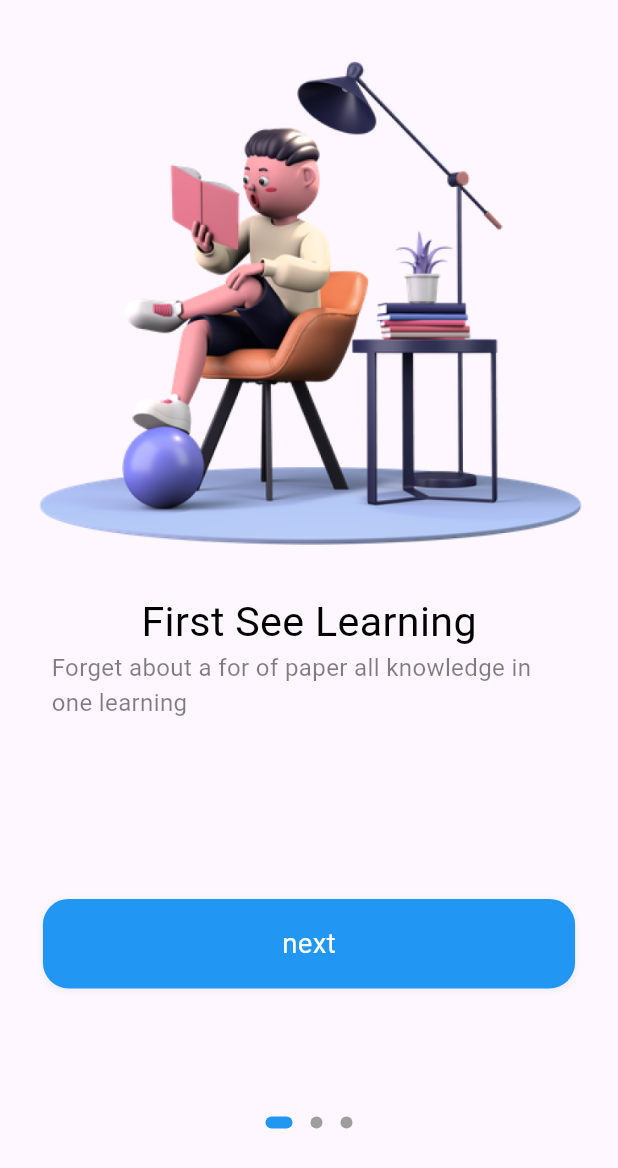
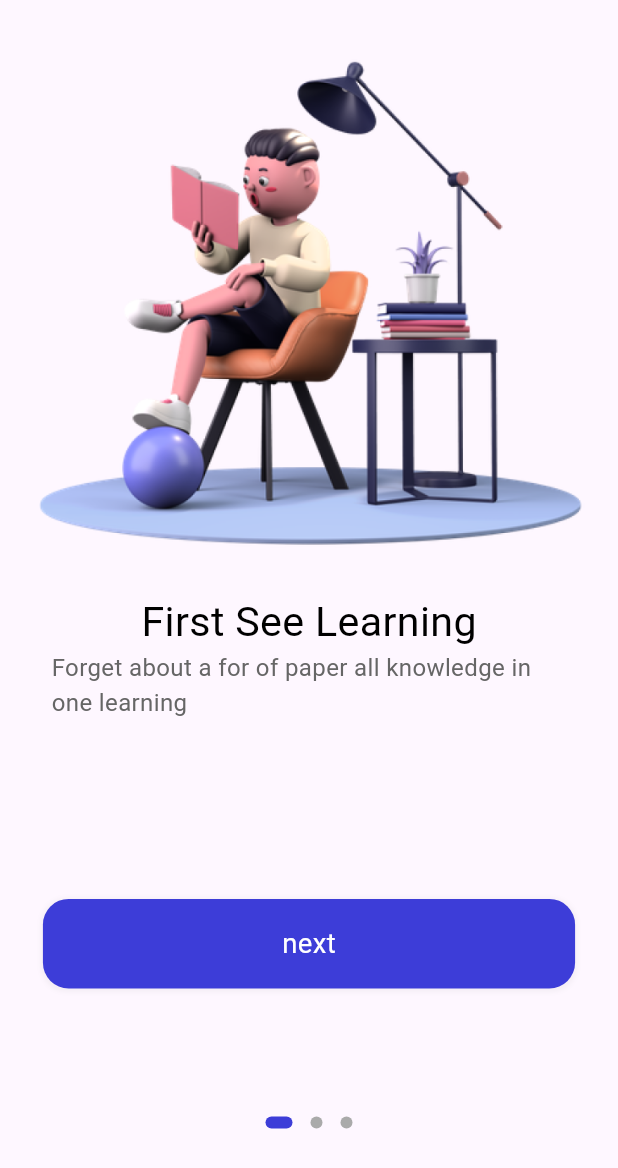
Before and after one commit to francisjain/flutter-ulearn, a Flutter app: the screen it shows after launch, on a phone screen of 412 x 824 dp. Shown: the top 1168 px of the screen. Run offline on Flutter 3.47's test engine with Material 3 defaults, Android fonts, the light colour scheme and no system bars; drawn by our look-alikes of dots_indicator; our stand-ins replace cloud_firestore, flutter_bloc, flutter_screenutil; accounts and stored records are empty.

Commit message:
second commit

```diff
--- /dev/null
+++ b/lib/common/values/colors.dart
@@ -0,0 +1,29 @@
+import 'dart:ui';
+
+class AppColors {
+
+  /// white background
+  static const Color primaryBackground = Color.fromARGB(255, 255, 255, 255);
+  /// grey background
+  static const Color primarySecondaryBackground = Color.fromARGB(255, 247, 247, 249);
+  /// main widget color blue
+  static const Color primaryElement = Color.fromARGB(255, 61, 61, 216);
+  /// main text color black
+  static const Color primaryText = Color.fromARGB(255, 0, 0, 0);
+  // video background color
+  static const Color primary_bg = Color.fromARGB(210, 32, 47, 62);
+  /// main widget text color white
+  static const Color primaryElementText = Color.fromARGB(255, 255, 255, 255);
+  // main widget text color grey
+  static const Color primarySecondaryElementText = Color.fromARGB(255, 102, 102, 102);
+  // main widget third color grey
+  static const Color primaryThirdElementText = Color.fromARGB(255, 170, 170, 170);
+
+  static const Color primaryFourthElementText = Color.fromARGB(255, 204, 204, 204);
+  //state color
+  static const Color primaryElementStatus = Color.fromARGB(255, 88, 174, 127);
+
+  static const Color primaryElementBg = Color.fromARGB(255, 238, 121, 99);
+
+
+}
--- a/lib/main.dart
+++ b/lib/main.dart
@@ -4,8 +4,9 @@
 import 'package:ulearn/app_blocs.dart';
 import 'package:ulearn/app_events.dart';
 import 'package:ulearn/app_states.dart';
-import 'package:ulearn/welcome/bloc/welcome_blocs.dart';
-import 'package:ulearn/welcome/welcome.dart';
+import 'package:ulearn/pages/sign_in/sign_in.dart';
+import 'package:ulearn/pages/welcome/bloc/welcome_blocs.dart';
+import 'package:ulearn/pages/welcome/welcome.dart';
 
 void main() {
   runApp(const MyApp());
@@ -27,9 +28,16 @@
         ),
       ],
       child: ScreenUtilInit(builder: (context, child) {
-        return const MaterialApp(
+        return MaterialApp(
           debugShowCheckedModeBanner: false,
-          home: Welcome(),
+          theme: ThemeData(
+              appBarTheme: const AppBarTheme(
+                  elevation: 0, backgroundColor: Colors.white)),
+          home: const Welcome(),
+          routes: {
+            "myHomePage": (context) => const MyHomePage(),
+            "signIn": (context) => const SignIn(),
+          },
         );
       }),
     );
@@ -75,7 +83,7 @@
             child: const Icon(Icons.add),
           ),
           FloatingActionButton(
-            heroTag: "decrement",
+            heroTag: "decrement  ",
             onPressed: () =>
                 BlocProvider.of<AppBlocs>(context).add(Decrement()),
             tooltip: 'Decrement',
--- a/lib/welcome/bloc/welcome_blocs.dart
+++ b/lib/pages/welcome/bloc/welcome_blocs.dart
@@ -1,6 +1,6 @@
 import 'package:flutter_bloc/flutter_bloc.dart';
-import 'package:ulearn/welcome/bloc/welcome_events.dart';
-import 'package:ulearn/welcome/bloc/welcome_states.dart';
+import 'package:ulearn/pages/welcome/bloc/welcome_events.dart';
+import 'package:ulearn/pages/welcome/bloc/welcome_states.dart';
 
 class WelcomeBloc extends Bloc<WelcomeEvent, WelcomeState> {
   WelcomeBloc() : super(WelcomeState()) {
--- a/lib/welcome/welcome.dart
+++ b/lib/pages/welcome/welcome.dart
@@ -2,10 +2,11 @@
 import 'package:flutter/material.dart';
 import 'package:flutter_bloc/flutter_bloc.dart';
 import 'package:flutter_screenutil/flutter_screenutil.dart';
+import 'package:ulearn/common/values/colors.dart';
 import 'package:ulearn/main.dart';
-import 'package:ulearn/welcome/bloc/welcome_blocs.dart';
-import 'package:ulearn/welcome/bloc/welcome_events.dart';
-import 'package:ulearn/welcome/bloc/welcome_states.dart';
+import 'package:ulearn/pages/welcome/bloc/welcome_blocs.dart';
+import 'package:ulearn/pages/welcome/bloc/welcome_events.dart';
+import 'package:ulearn/pages/welcome/bloc/welcome_states.dart';
 
 class Welcome extends StatefulWidget {
   const Welcome({super.key});
@@ -80,8 +81,8 @@
                         dotsCount: 3,
                         mainAxisAlignment: MainAxisAlignment.center,
                         decorator: DotsDecorator(
-                            color: Colors.grey,
-                            activeColor: Colors.blue,
+                            color: AppColors.primaryThirdElementText,
+                            activeColor: AppColors.primaryElement,
                             size: Size.square(8.0),
                             activeSize: Size(18.0, 8.0),
                             activeShape: RoundedRectangleBorder(
@@ -112,7 +113,7 @@
           child: Text(
             title,
             style: TextStyle(
-                color: Colors.black,
+                color: AppColors.primaryText,
                 fontSize: 24.sp,
                 fontWeight: FontWeight.normal),
           ),
@@ -123,7 +124,7 @@
           child: Text(
             subTitle,
             style: TextStyle(
-                color: Colors.black.withOpacity(0.5),
+                color: AppColors.primarySecondaryElementText,
                 fontSize: 14.sp,
                 fontWeight: FontWeight.normal),
           ),
@@ -135,8 +136,10 @@
                   duration: const Duration(milliseconds: 500),
                   curve: Curves.easeIn);
             } else {
+              // Navigator.of(context)
+              //     .push(MaterialPageRoute(builder: (context) => MyHomePage()));
               Navigator.of(context)
-                  .push(MaterialPageRoute(builder: (context) => MyHomePage()));
+                  .pushNamedAndRemoveUntil("signIn", (route) => false);
             }
           },
           child: Container(
@@ -144,7 +147,7 @@
             height: 50.h,
             margin: EdgeInsets.only(top: 100.h, left: 25.w, right: 25.w),
             decoration: BoxDecoration(
-                color: Colors.blue,
+                color: AppColors.primaryElement,
                 borderRadius: BorderRadius.all(Radius.circular(15.w)),
                 boxShadow: [
                   BoxShadow(
--- a/pubspec.yaml
+++ b/pubspec.yaml
@@ -67,6 +67,7 @@
   assets:
     - assets/
     - assets/images/
+    - assets/icons/
 
 
   # An image asset can refer to one or more resolution-specific "variants", see
```
Also changed, not shown: lib/pages/sign_in/sign_in.dart (added, +58 -0 lines), lib/pages/sign_in/widgets/sign_in_widget.dart (added, +167 -0 lines), lib/pages/welcome/bloc/welcome_events.dart (renamed from lib/welcome/bloc/welcome_events.dart), lib/pages/welcome/bloc/welcome_states.dart (renamed from lib/welcome/bloc/welcome_states.dart).
